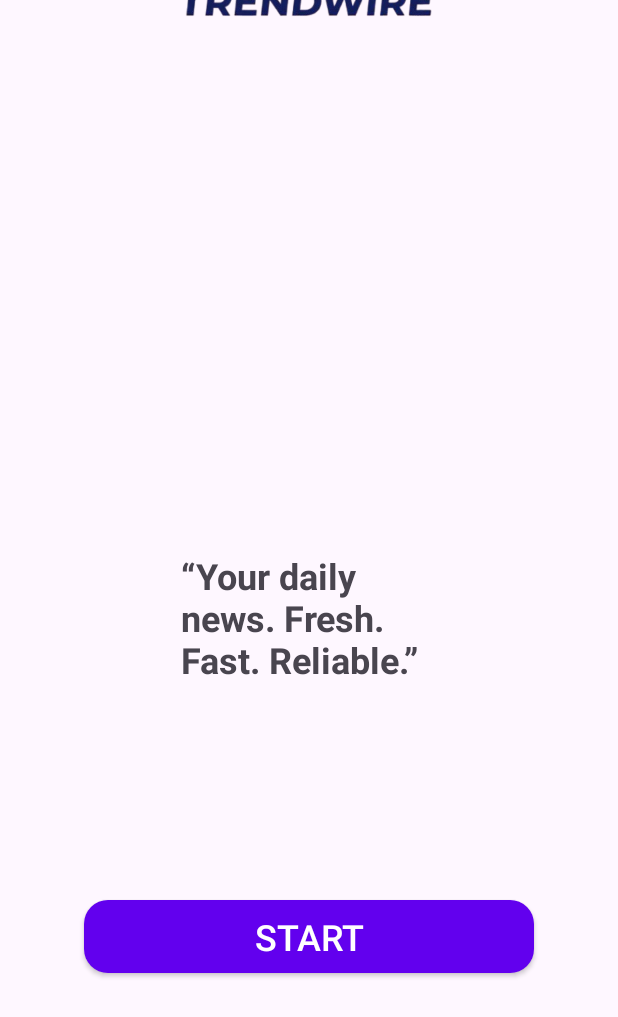
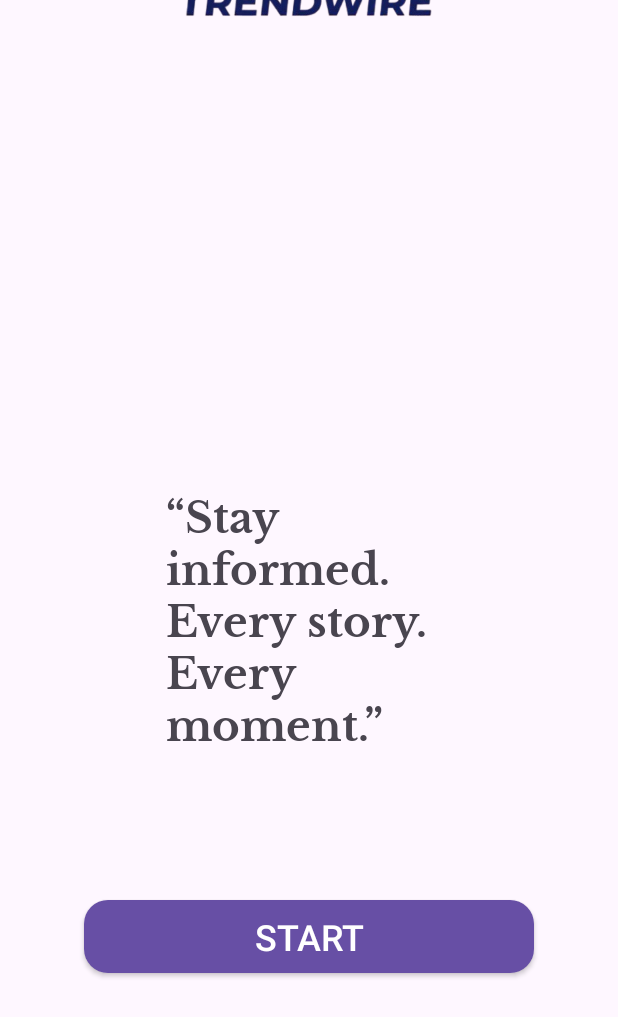
Before and after one commit to ModasserAshrafSabry/NewsApp, an Android app: the screen it shows after launch (SplashActivity), on a phone screen of 412 x 824 dp. Shown: the top 1017 px of the screen. Run offline under Robolectric (Android 15) with nearby library versions, the phone set to English and light mode, and no system bars; our stand-ins replace Firebase (no records; nobody signed in at launch, a user with empty details on screens opened directly); Roboto replaces fonts that are not available here.

Commit message:
font done

```diff
--- a/app/src/main/java/com/example/newsapp/LoginActivity.kt
+++ b/app/src/main/java/com/example/newsapp/LoginActivity.kt
@@ -62,7 +62,7 @@ class LoginActivity : AppCompatActivity() {
                 } else { // لو حصل اي مشكله بنبعتله رساله بالمشكله اللي حصلت
                     Toast.makeText(
                         this,
-                        "Login failed: ${task.exception?.message}",
+                        "Login failed:Please check your email and password",
                         Toast.LENGTH_LONG
                     ).show()
                 }
--- a/app/src/main/res/drawable/custom_button.xml
+++ b/app/src/main/res/drawable/custom_button.xml
@@ -3,7 +3,7 @@
     android:shape="rectangle">
 
     <!-- Background color -->
-    <solid android:color="#6200EE" />
+    <solid android:color="#674FA5" />
 
     <!-- Rounded corners -->
     <corners android:radius="16dp" />
--- a/app/src/main/res/layout/activity_splash.xml
+++ b/app/src/main/res/layout/activity_splash.xml
@@ -17,13 +17,14 @@
         tools:visibility="gone"/>
     <TextView
         android:id="@+id/text"
-        android:text="“Your daily news. Fresh. Fast. Reliable.”"
-        android:layout_width="170dp"
+        android:text="“Stay informed. Every story. Every moment.”"
+        android:layout_width="190dp"
         android:layout_height="wrap_content"
         android:layout_centerInParent="true"
         android:textStyle="bold"
-        android:textSize="24dp"
+        android:textSize="28dp"
         android:visibility="invisible"
+        android:fontFamily="@font/splashy_bold"
         />
 
     <Button
```
Also changed, not shown: app/src/main/res/font/splashy_bold.ttf (added).
